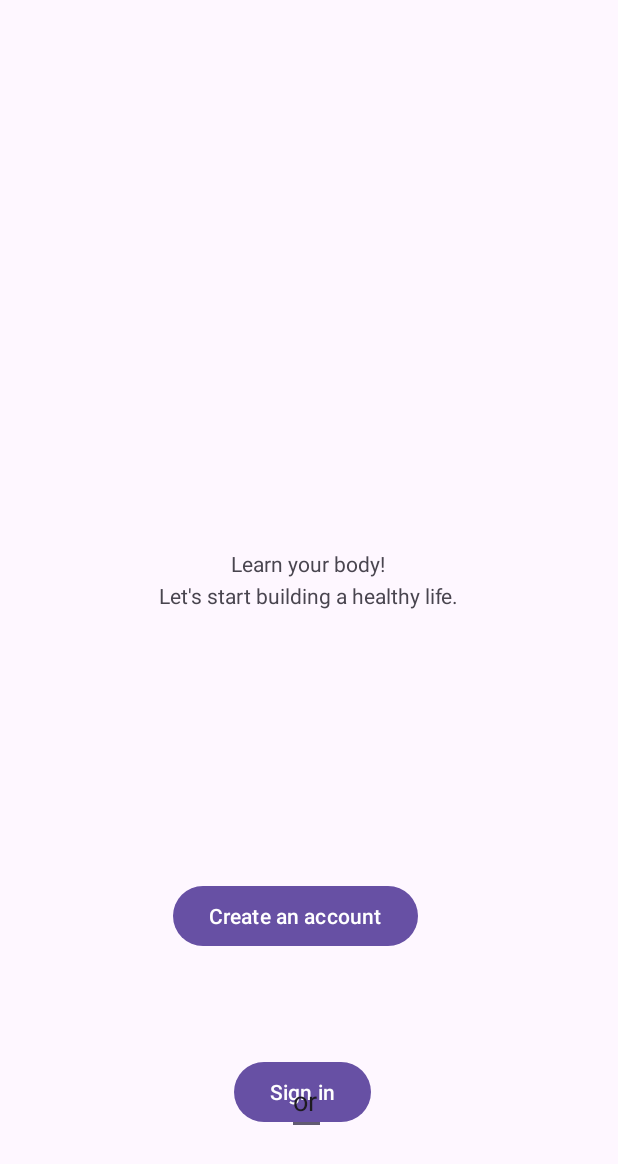
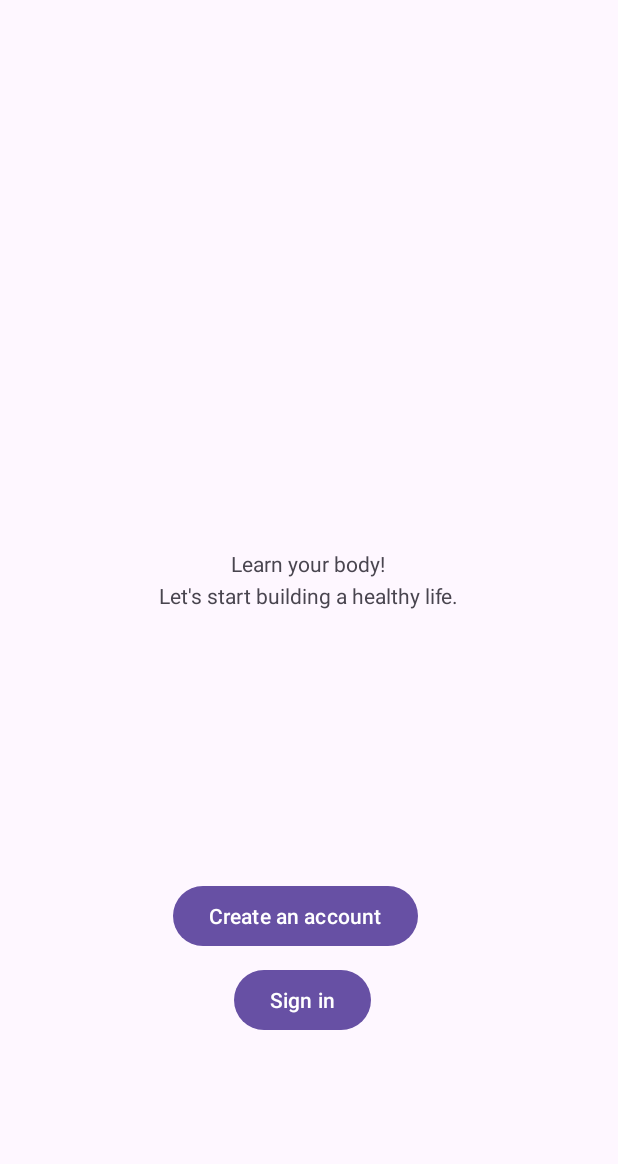
Before and after one commit to yesimyigitbasi/DEU-DigitalTwin-Healthcare, an Android app: the screen it shows after launch (MainActivity), on a phone screen of 412 x 824 dp. Shown: the top 1164 px of the screen. Run offline under Robolectric (Android 15) with nearby library versions, the light colour scheme and no system bars.

Commit message:
log in screen

```diff
--- a/healthcareDEU/app/src/main/java/com/as/healthcaredeu/Account.java
+++ b/healthcareDEU/app/src/main/java/com/as/healthcaredeu/Account.java
@@ -6,13 +6,9 @@ public class Account {
     private String username;
     private String password;
 
-
-
-
     public Account(String username, String password) {
         this.username = username;
         this.password = password;
-
 
     }
 
@@ -32,5 +28,4 @@ public class Account {
         this.password = password;
     }
 
-
 }
--- a/healthcareDEU/app/src/main/java/com/as/healthcaredeu/MainActivity.java
+++ b/healthcareDEU/app/src/main/java/com/as/healthcaredeu/MainActivity.java
@@ -11,13 +11,18 @@ import android.widget.Button;
 public class MainActivity extends AppCompatActivity {
 
     Button homeScreenCreateButton;
-    Button signUp;
+    Button signInButton;
 
     @Override
     protected void onCreate(Bundle savedInstanceState) {
+
         super.onCreate(savedInstanceState);
         setContentView(R.layout.home_screen);
+
         homeScreenCreateButton = findViewById(R.id.createAccButton);
+
+        signInButton = findViewById(R.id.signInBttn);
+
         homeScreenCreateButton.setOnClickListener(new View.OnClickListener() {
             @Override
             public void onClick(View view) {
@@ -26,8 +31,15 @@ public class MainActivity extends AppCompatActivity {
             }
         });
 
+        signInButton.setOnClickListener(new View.OnClickListener() {
+            @Override
+            public void onClick(View view) {
+                Intent intent = new Intent(MainActivity.this, LogInActivity.class);
+                startActivity(intent);
+            }
+        });
+
 
     }
 
-
 }
--- a/healthcareDEU/app/src/main/res/layout/home_screen.xml
+++ b/healthcareDEU/app/src/main/res/layout/home_screen.xml
@@ -18,26 +18,14 @@
             android:text="Create an account" />
 
         <Button
-            android:id="@+id/button2"
+            android:id="@+id/signInBttn"
             android:layout_width="wrap_content"
             android:layout_height="wrap_content"
             android:layout_alignParentStart="true"
             android:layout_alignParentBottom="true"
             android:layout_marginStart="156dp"
-            android:layout_marginBottom="72dp"
+            android:layout_marginBottom="133dp"
             android:text="Sign in" />
-
-        <EditText
-            android:id="@+id/editTextText5"
-            android:layout_width="26dp"
-            android:layout_height="wrap_content"
-            android:layout_alignParentStart="true"
-            android:layout_alignParentTop="true"
-            android:layout_marginStart="191dp"
-            android:layout_marginTop="711dp"
-            android:ems="10"
-            android:inputType="text"
-            android:text="or" />
 
         <TextView
             android:id="@+id/textView2"
--- a/healthcareDEU/app/src/main/res/layout/log_in.xml
+++ b/healthcareDEU/app/src/main/res/layout/log_in.xml
@@ -38,7 +38,7 @@
         android:text="E-mail" />
 
     <EditText
-        android:id="@+id/editTextText2"
+        android:id="@+id/editTextEmail"
         android:layout_width="wrap_content"
         android:layout_height="wrap_content"
         android:layout_alignParentStart="true"
@@ -59,7 +59,7 @@
         android:text="Password" />
 
     <EditText
-        android:id="@+id/editTextText3"
+        android:id="@+id/editTextPassword"
         android:layout_width="wrap_content"
         android:layout_height="wrap_content"
         android:layout_alignParentStart="true"
@@ -69,7 +69,7 @@
         android:inputType="text" />
 
     <Button
-        android:id="@+id/button4"
+        android:id="@+id/signInButton"
         android:layout_width="wrap_content"
         android:layout_height="wrap_content"
         android:layout_alignParentStart="true"
```
Also changed, not shown: healthcareDEU/app/src/main/java/com/as/healthcaredeu/CreateAccountActivity.java (+0 -10 lines), healthcareDEU/app/src/main/java/com/as/healthcaredeu/LogInActivity.java (added, +31 -0 lines).
